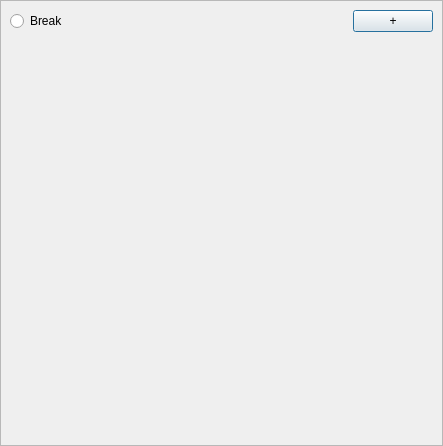
Before: the Qt Designer form automator_project/utils/qtUi/config_bundle.ui in Halicea/hal_automator, drawn with Qt 5.
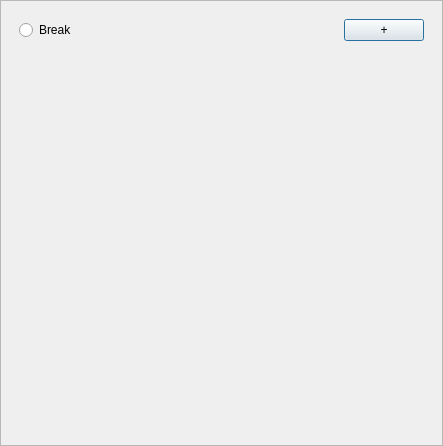
After: the same form once the commit is applied.

Patch:
```diff
--- a/automator_project/utils/qtUi/config_bundle.ui
+++ b/automator_project/utils/qtUi/config_bundle.ui
@@ -47,6 +47,7 @@
         </property>
         <layout class="QVBoxLayout" name="verticalLayout_2">
          <item>
+          <widget class="QWidget" name="top_menu" native="true">
           <layout class="QHBoxLayout" name="horizontalLayout">
            <item>
             <widget class="QRadioButton" name="rbBreak">
@@ -94,6 +95,7 @@
             </widget>
            </item>
           </layout>
+          </widget>
          </item>
          <item>
           <layout class="QVBoxLayout" name="verticalLayout_3">
```
Lines whose indentation alone changed are shown as unchanged.
